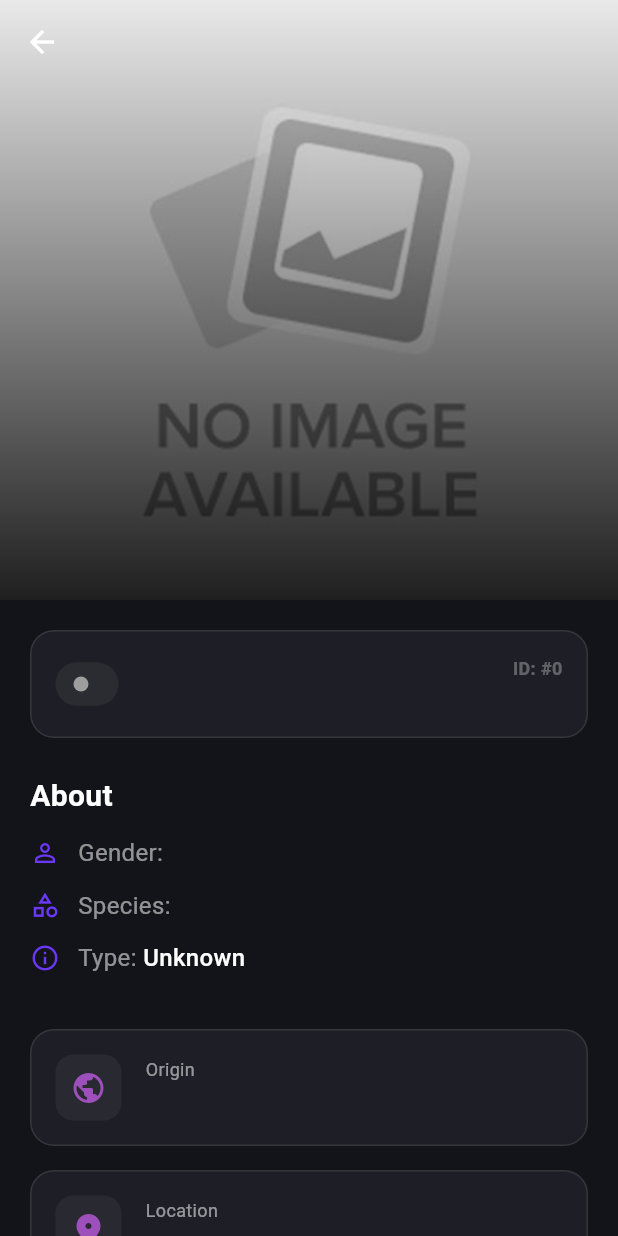
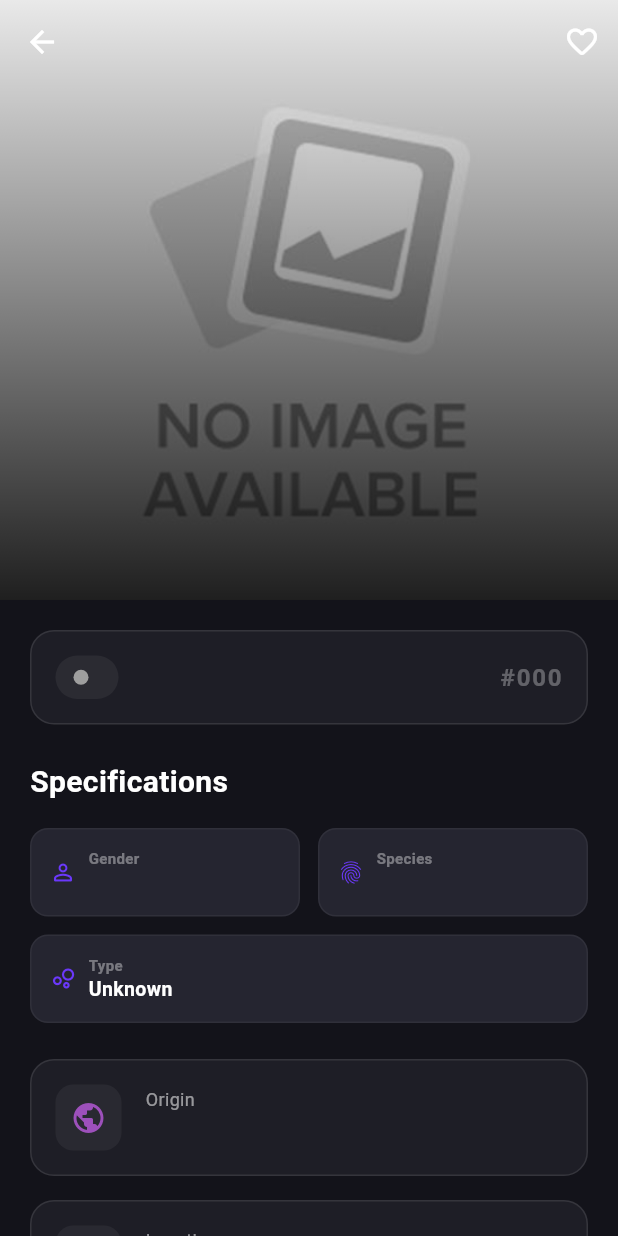
Before and after one commit to MonirulAppDev/rick_montry_pit_test, a Flutter app: the CharacterDetailPage screen opened directly with empty values, on a phone screen of 412 x 824 dp. Run offline on Flutter 3.47's test engine with Material 3 defaults, Android fonts, the phone set to English and light mode, and no system bars; our stand-ins replace dartz, dio, equatable, flutter_dotenv, flutter_riverpod, freezed_annotation and 5 more; accounts and stored records are empty; generated files the repository leaves out were written again; network calls fail.

Commit message:
favorite added

```diff
--- a/lib/features/character/presentation/pages/character_detail_page.dart
+++ b/lib/features/character/presentation/pages/character_detail_page.dart
@@ -1,20 +1,34 @@
 import 'package:cached_network_image/cached_network_image.dart';
 import 'package:flutter/material.dart';
+import 'package:flutter_riverpod/flutter_riverpod.dart';
 import '../../domain/entities/character.dart';
+import '../providers/favorite_provider.dart';
 
-class CharacterDetailPage extends StatelessWidget {
+class CharacterDetailPage extends ConsumerWidget {
   final Character character;
 
   const CharacterDetailPage({super.key, required this.character});
 
   @override
-  Widget build(BuildContext context) {
+  Widget build(BuildContext context, WidgetRef ref) {
+    final isFavorite = ref.watch(favoriteProvider.notifier).isFavorite(character.id);
+    ref.watch(favoriteProvider); // Rebuild when favorites change
+
     return Scaffold(
       body: CustomScrollView(
         slivers: [
           SliverAppBar(
             expandedHeight: 400.0,
             pinned: true,
+            actions: [
+              IconButton(
+                onPressed: () => ref.read(favoriteProvider.notifier).toggle(character),
+                icon: Icon(
+                  isFavorite ? Icons.favorite_rounded : Icons.favorite_border_rounded,
+                  color: isFavorite ? Colors.red : Colors.white,
+                ),
+              ),
+            ],
             flexibleSpace: FlexibleSpaceBar(
               title: Text(
                 character.name,
@@ -118,18 +132,9 @@ class CharacterDetailPage extends StatelessWidget {
             ),
           ),
           const Spacer(),
-          Column(
-            crossAxisAlignment: CrossAxisAlignment.end,
-            children: [
-              Text(
-                'ID: #${character.id}',
-                style: const TextStyle(color: Colors.white30, fontSize: 12, fontWeight: FontWeight.bold),
-              ),
-              Text(
-                character.species,
-                style: const TextStyle(color: Colors.white70, fontSize: 14),
-              ),
-            ],
+          Text(
+            '#${character.id.toString().padLeft(3, '0')}',
+            style: const TextStyle(color: Colors.white30, fontSize: 16, fontWeight: FontWeight.bold, letterSpacing: 1.2),
           ),
         ],
       ),
@@ -141,26 +146,45 @@ class CharacterDetailPage extends StatelessWidget {
       crossAxisAlignment: CrossAxisAlignment.start,
       children: [
         const Text(
-          'About',
+          'Specifications',
           style: TextStyle(fontSize: 20, fontWeight: FontWeight.bold, color: Colors.white),
         ),
+        const SizedBox(height: 16),
+        Row(
+          children: [
+            Expanded(child: _specItem('Gender', character.gender, Icons.person_outline_rounded)),
+            const SizedBox(width: 12),
+            Expanded(child: _specItem('Species', character.species, Icons.fingerprint_rounded)),
+          ],
+        ),
         const SizedBox(height: 12),
-        _infoItem('Gender', character.gender, Icons.person_outline),
-        _infoItem('Species', character.species, Icons.category_outlined),
-        _infoItem('Type', character.type.isEmpty ? 'Unknown' : character.type, Icons.info_outline),
+        _specItem('Type', character.type.isEmpty ? 'Unknown' : character.type, Icons.bubble_chart_outlined, isFullWidth: true),
       ],
     );
   }
 
-  Widget _infoItem(String label, String value, IconData icon) {
-    return Padding(
-      padding: const EdgeInsets.only(bottom: 12),
+  Widget _specItem(String label, String value, IconData icon, {bool isFullWidth = false}) {
+    return Container(
+      padding: const EdgeInsets.all(12),
+      decoration: BoxDecoration(
+        color: const Color(0xFF252530),
+        borderRadius: BorderRadius.circular(12),
+        border: Border.all(color: Colors.white.withValues(alpha: 0.05)),
+      ),
       child: Row(
+        mainAxisSize: isFullWidth ? MainAxisSize.max : MainAxisSize.min,
         children: [
-          Icon(icon, color: const Color(0xFF6B38FB), size: 20),
-          const SizedBox(width: 12),
-          Text('$label: ', style: const TextStyle(color: Colors.white54, fontSize: 16)),
-          Text(value, style: const TextStyle(color: Colors.white, fontSize: 16, fontWeight: FontWeight.w500)),
+          Icon(icon, color: const Color(0xFF6B38FB), size: 18),
+          const SizedBox(width: 8),
+          Expanded(
+            child: Column(
+              crossAxisAlignment: CrossAxisAlignment.start,
+              children: [
+                Text(label, style: const TextStyle(color: Colors.white38, fontSize: 10, fontWeight: FontWeight.bold)),
+                Text(value, style: const TextStyle(color: Colors.white, fontSize: 13, fontWeight: FontWeight.w600), overflow: TextOverflow.ellipsis),
+              ],
+            ),
+          ),
         ],
       ),
     );
--- a/lib/main.dart
+++ b/lib/main.dart
@@ -9,6 +9,7 @@ void main() async {
   WidgetsFlutterBinding.ensureInitialized();
   await Hive.initFlutter();
   await Hive.openBox('characters');
+  await Hive.openBox('favorites');
   await dotenv.load(fileName: ".env");
   await di.init();
   runApp(const ProviderScope(child: MyApp()));
--- a/lib/my_app.dart
+++ b/lib/my_app.dart
@@ -1,6 +1,6 @@
 import 'package:flutter/material.dart';
 import 'core/themes/base_theme.dart';
-import 'features/character/presentation/pages/character_page.dart';
+import 'features/character/presentation/pages/main_page.dart';
 
 class MyApp extends StatelessWidget {
   const MyApp({super.key});
@@ -13,7 +13,7 @@ class MyApp extends StatelessWidget {
       theme: BaseTheme.lightTheme,
       darkTheme: BaseTheme.darkTheme,
       themeMode: ThemeMode.dark,
-      home: const CharacterPage(),
+      home: const MainPage(),
     );
   }
 }
```
Also changed, not shown: lib/features/character/data/datasources/favorite_local_data_source.dart (added, +44 -0 lines), lib/features/character/data/repositories/favorite_repository_impl.dart (added, +43 -0 lines), lib/features/character/domain/repositories/favorite_repository.dart (added, +9 -0 lines), lib/features/character/domain/usecases/get_favorite_characters.dart (added, +14 -0 lines), lib/features/character/domain/usecases/toggle_favorite.dart (added, +14 -0 lines), lib/features/character/presentation/pages/character_page.dart (+9 -9 lines), lib/features/character/presentation/pages/favorites_page.dart (added, +59 -0 lines), lib/features/character/presentation/pages/main_page.dart (added, +46 -0 lines), lib/features/character/presentation/providers/favorite_provider.dart (added, +49 -0 lines), lib/features/character/presentation/widgets/character_card.dart (+18 -2 lines), lib/injection_container.dart (+22 -5 lines).
